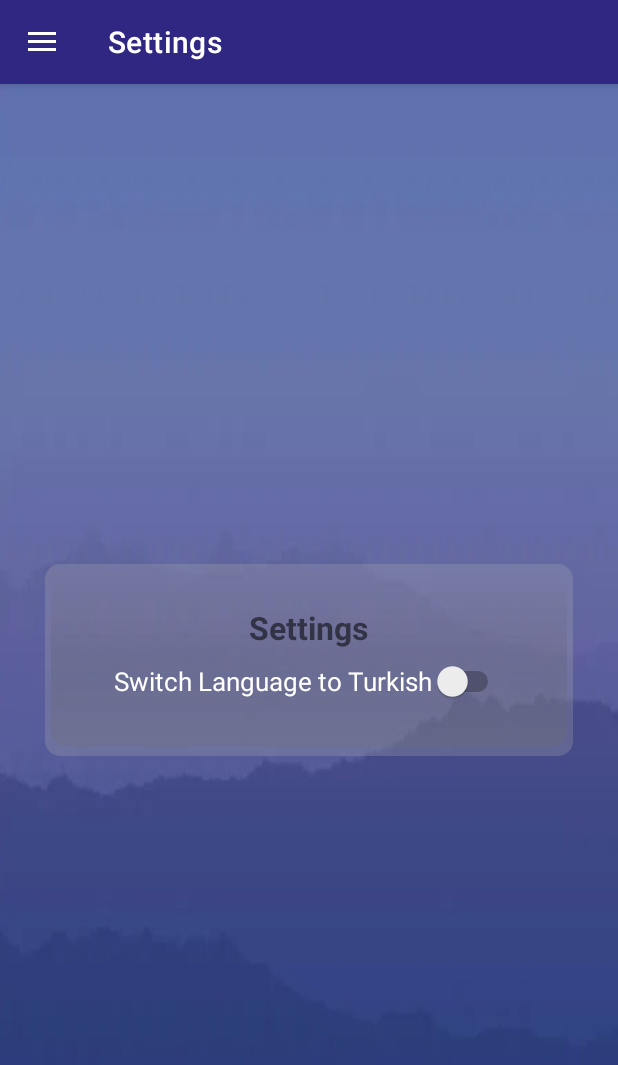
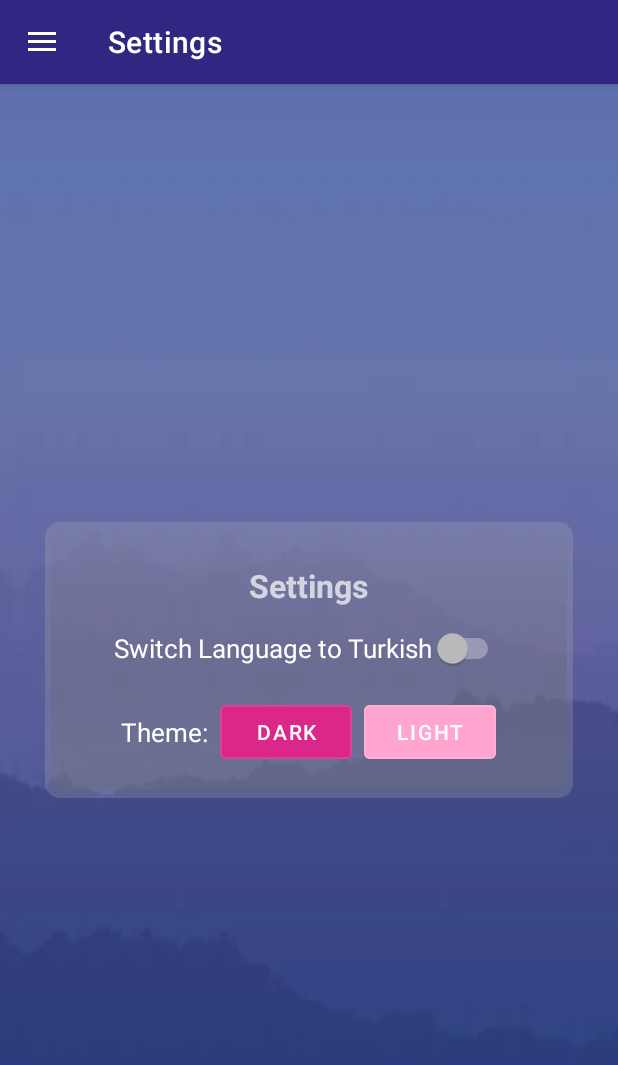
Before and after one commit to helinakdogan/Herobot-Chatgpt_api_project, an Android app: the MainActivity screen opened directly, with no data from a screen before it, in the side drawer, after a tap on "Settings", on a phone screen of 412 x 824 dp. Shown: the top 1065 px of the screen. Run offline under Robolectric (Android 15) with nearby library versions, the phone set to English and light mode, and no system bars; our stand-ins replace Firebase (no records; nobody signed in at launch, a user with empty details on screens opened directly), navigation-ui.

Commit message:
theme added

```diff
--- a/app/src/main/java/com/nexis/herobot/SignUpActivity.java
+++ b/app/src/main/java/com/nexis/herobot/SignUpActivity.java
@@ -59,7 +59,7 @@ public class SignUpActivity extends AppCompatActivity {
                                 if (task.isSuccessful()) {
                                     Toast.makeText(SignUpActivity.this, getString(R.string.create_account),
                                             Toast.LENGTH_SHORT).show();
-                                    Intent intent = new Intent(getApplicationContext(), MainActivity.class);
+                                    Intent intent = new Intent(getApplicationContext(), LoginActivity.class);
                                     startActivity(intent);
                                     finish();
 
--- a/app/src/main/java/com/nexis/herobot/ui/settings/SettingsFragment.java
+++ b/app/src/main/java/com/nexis/herobot/ui/settings/SettingsFragment.java
@@ -6,13 +6,16 @@ import android.os.Bundle;
 import android.view.LayoutInflater;
 import android.view.View;
 import android.view.ViewGroup;
+import android.widget.Button;
 import android.widget.Switch;
 import android.widget.TextView;
 
 import androidx.annotation.NonNull;
+import androidx.appcompat.app.AppCompatDelegate;
 import androidx.fragment.app.Fragment;
 import androidx.lifecycle.ViewModelProvider;
 
+import com.google.android.material.button.MaterialButton;
 import com.nexis.herobot.databinding.FragmentSettingsBinding;
 
 import java.util.Locale;
@@ -53,6 +56,29 @@ public class SettingsFragment extends Fragment {
             }
             getActivity().recreate();
         });
+
+        MaterialButton btnDarkMode = binding.btnDarkMode;
+        MaterialButton btnLightMode = binding.btnLightMode;
+
+        boolean isDarkMode = preferences.getBoolean("Dark_Mode", false);
+        if (isDarkMode) {
+            AppCompatDelegate.setDefaultNightMode(AppCompatDelegate.MODE_NIGHT_YES);
+        } else {
+            AppCompatDelegate.setDefaultNightMode(AppCompatDelegate.MODE_NIGHT_NO);
+        }
+
+        btnDarkMode.setOnClickListener(v -> {
+            AppCompatDelegate.setDefaultNightMode(AppCompatDelegate.MODE_NIGHT_YES);
+            editor.putBoolean("Dark_Mode", true);
+            editor.apply();
+        });
+
+        btnLightMode.setOnClickListener(v -> {
+            AppCompatDelegate.setDefaultNightMode(AppCompatDelegate.MODE_NIGHT_NO);
+            editor.putBoolean("Dark_Mode", false);
+            editor.apply();
+        });
+
         return root;
     }
 
--- a/app/src/main/res/drawable/side_nav_bar.xml
+++ b/app/src/main/res/drawable/side_nav_bar.xml
@@ -2,8 +2,8 @@
     android:shape="rectangle">
     <gradient
         android:angle="135"
-        android:centerColor="#FB92B7"
-        android:endColor="@color/lightPink"
-        android:startColor="#FB73A2"
+        android:centerColor="@color/darkGreen"
+        android:endColor="@color/lightGreen"
+        android:startColor="@color/darkerGreen"
         android:type="linear" />
 </shape>
--- a/app/src/main/res/layout/fragment_home.xml
+++ b/app/src/main/res/layout/fragment_home.xml
@@ -25,8 +25,6 @@
             android:elevation="30dp"
             android:src="@drawable/logo_round" />
 
-
-        <!-- Welcome text -->
         <TextView
             android:id="@+id/textWelcome"
             android:layout_width="wrap_content"
@@ -51,9 +49,10 @@
             android:paddingStart="16dp"
             android:paddingEnd="16dp"
             android:padding="10dp"
-            app:backgroundTint="@color/darkGreen"
+            android:backgroundTint="@color/darkGreen"
             app:cornerRadius="4dp"
             app:elevation="8dp" />
+
 
 
     </RelativeLayout>
--- a/app/src/main/res/layout/fragment_settings.xml
+++ b/app/src/main/res/layout/fragment_settings.xml
@@ -22,7 +22,7 @@
             android:layout_centerHorizontal="true"
             android:text="@string/settings"
             android:textSize="21sp"
-            android:textStyle="bold"/> <!-- Metin boyutunu 20sp olarak ayarladık -->
+            android:textStyle="bold"/>
 
         <Switch
             android:id="@+id/languageSwitch"
@@ -33,7 +33,48 @@
             android:layout_centerHorizontal="true"
             android:text="@string/switch_language"
             android:textSize="17sp"
-            android:textColor="@color/white" /> <!-- Metin boyutunu 18sp olarak ayarladık -->
+            android:layout_marginTop="6dp"
+            android:textColor="@color/white" />
+
+        <LinearLayout
+            android:layout_width="wrap_content"
+            android:layout_height="wrap_content"
+            android:layout_below="@id/languageSwitch"
+            android:layout_centerHorizontal="true"
+            android:orientation="horizontal"
+            android:gravity="center"
+            android:layout_marginTop="2dp">
+
+            <TextView
+                android:id="@+id/textTheme"
+                android:layout_width="wrap_content"
+                android:layout_height="wrap_content"
+                android:text="@string/theme"
+                android:textSize="17sp"
+                android:textColor="@color/white" />
+
+            <com.google.android.material.button.MaterialButton
+                android:id="@+id/btnDarkMode"
+                android:layout_width="wrap_content"
+                android:layout_height="wrap_content"
+                android:layout_marginStart="8dp"
+                android:layout_marginEnd="8dp"
+                android:text="@string/dark_mode"
+                android:textSize="14sp"
+                android:textColor="@color/white"
+                android:backgroundTint="@color/darkPink"
+                style="@style/Widget.MaterialComponents.Button.OutlinedButton"/>
+
+            <com.google.android.material.button.MaterialButton
+                android:id="@+id/btnLightMode"
+                android:layout_width="wrap_content"
+                android:layout_height="wrap_content"
+                android:text="@string/light_mode"
+                android:textSize="14sp"
+                android:textColor="@color/white"
+                android:backgroundTint="@color/lightPink"
+                style="@style/Widget.MaterialComponents.Button.OutlinedButton"/>
+        </LinearLayout>
 
     </RelativeLayout>
 
--- a/app/src/main/res/layout/nav_header_main.xml
+++ b/app/src/main/res/layout/nav_header_main.xml
@@ -3,7 +3,7 @@
     android:layout_width="match_parent"
     android:layout_height="match_parent"
     android:orientation="vertical"
-    android:background="@color/lightPink">
+    android:background="@color/white">
 
     <LinearLayout
         android:layout_width="match_parent"
--- a/app/src/main/res/values-night/themes.xml
+++ b/app/src/main/res/values-night/themes.xml
@@ -1,16 +1,13 @@
 <resources xmlns:tools="http://schemas.android.com/tools">
-    <!-- Base application theme. -->
-    <style name="Theme.Herobot" parent="Theme.MaterialComponents.DayNight">
-        <!-- Primary brand color. -->
+
+    <style name="Theme.Herobot" parent="Theme.MaterialComponents.DayNight.DarkActionBar">
         <item name="colorPrimary">@color/purple_200</item>
         <item name="colorPrimaryVariant">@color/purple_700</item>
-        <item name="colorOnPrimary">@color/black</item>
-        <!-- Secondary brand color. -->
+        <item name="colorOnPrimary">@color/white</item>
         <item name="colorSecondary">@color/purple_200</item>
-        <item name="colorSecondaryVariant">@color/purple_200</item>
-        <item name="colorOnSecondary">@color/black</item>
-        <!-- Status bar color. -->
+        <item name="colorSecondaryVariant">@color/purple_700</item>
+        <item name="colorOnSecondary">@color/purple_700</item>
         <item name="android:statusBarColor">?attr/colorPrimaryVariant</item>
-        <!-- Customize your theme here. -->
+        <item name="android:windowBackground">@color/purple_700</item>
     </style>
 </resources>
--- a/app/src/main/res/values/colors.xml
+++ b/app/src/main/res/values/colors.xml
@@ -1,12 +1,14 @@
 <?xml version="1.0" encoding="utf-8"?>
 <resources>
-    <color name="purple_200">#B991FF</color>
+    <color name="purple_200">#A26DFD</color>
     <color name="purple_500">#302783</color>
     <color name="purple_700">#000315</color>
-    <color name="darkPink">#E91E63</color>
-    <color name="lightPink">#FDCCDD</color>
+    <color name="purple_900">#000107</color>
+    <color name="darkPink">#DA2789</color>
+    <color name="lightPink">#FFA5CF</color>
     <color name="darkGreen">#009688</color>
     <color name="lightGreen">#51E6D0</color>
+    <color name="darkerGreen">#01554D</color>
     <color name="black">#FF000000</color>
     <color name="white">#FFFFFFFF</color>
 </resources>
--- a/app/src/main/res/values/strings.xml
+++ b/app/src/main/res/values/strings.xml
@@ -21,6 +21,7 @@
     <string name="no">No</string>
     <string name="exit_message">Do you want to exit the application?</string>
     <string name="switch_language">Switch Language to Turkish</string>
+    <string name="switch_theme">Change Theme</string>
     <string name="type">Typing...</string>
     <string name="login_successful">Login successful!</string>
     <string name="login_failed">Login failed</string>
@@ -28,4 +29,8 @@
     <string name="enter_password">Please, enter your password</string>
     <string name="create_account">Account created!</string>
     <string name="signup_failed">Sign Up failed</string>
+    <string name="light_mode">Lıght</string>
+    <string name="dark_mode">Dark</string>
+    <string name="theme">Theme:</string>
+
 </resources>
--- a/app/src/main/res/values/themes.xml
+++ b/app/src/main/res/values/themes.xml
@@ -2,15 +2,16 @@
 
     <style name="Theme.Herobot" parent="Theme.MaterialComponents.DayNight.DarkActionBar">
         <item name="colorPrimary">@color/purple_500</item>
-        <item name="colorPrimaryVariant">@color/purple_700</item>
+        <item name="colorPrimaryVariant">@color/purple_200</item>
         <item name="colorOnPrimary">@color/white</item>
         <item name="colorSecondary">@color/purple_200</item>
-        <item name="colorSecondaryVariant">@color/purple_500</item>
+        <item name="colorSecondaryVariant">@color/darkGreen</item>
         <item name="colorOnSecondary">@color/black</item>
         <item name="android:statusBarColor">?attr/colorPrimaryVariant</item>
+        <item name="android:windowBackground">@color/white</item>
     </style>
 
-    <style name="Theme.Herobot.NoActionBar">
+    <style name="Theme.Herobot.NoActionBar" parent="Theme.Herobot">
         <item name="windowActionBar">false</item>
         <item name="windowNoTitle">true</item>
     </style>
```
Also changed, not shown: 2 other files.
